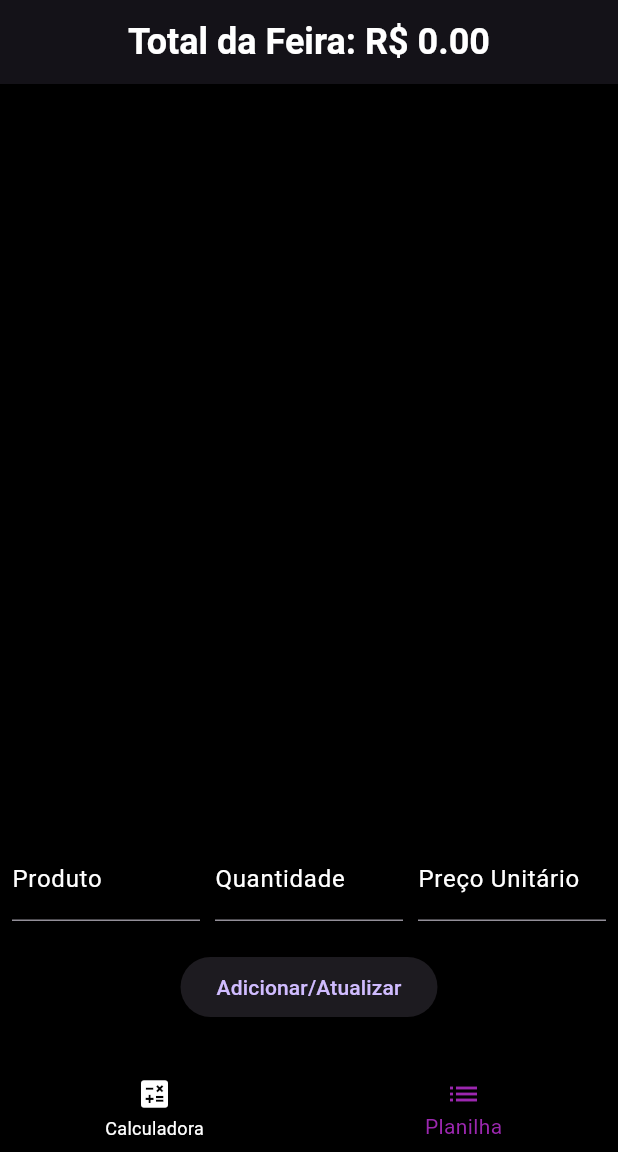
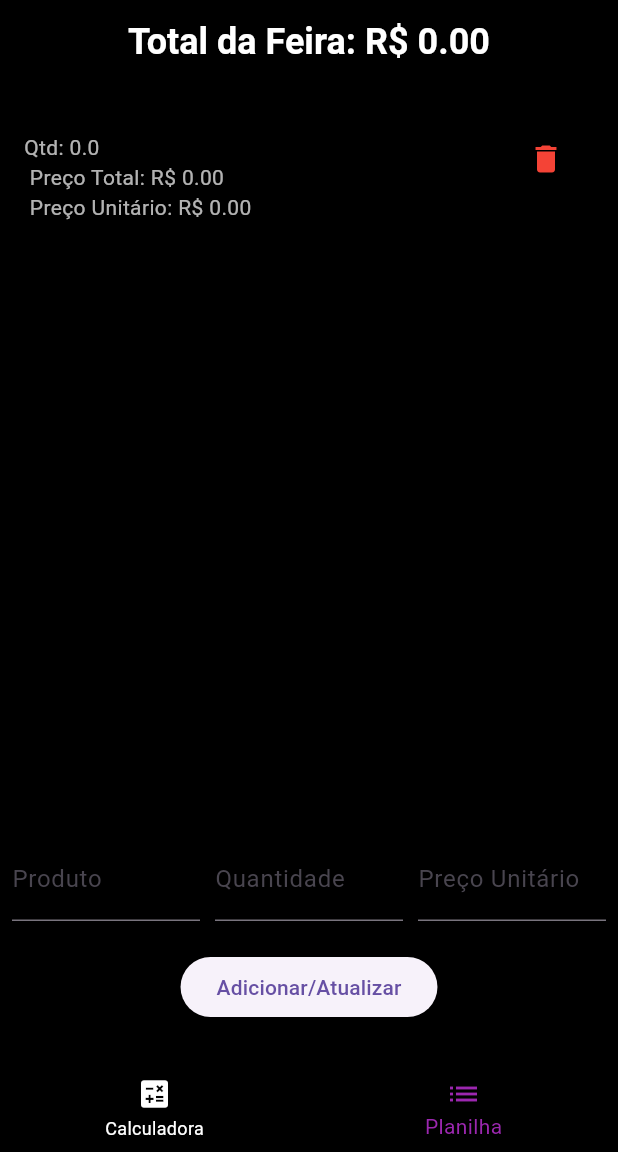
Before and after one commit to PauloFH/lista_supermercado_flutter, a Flutter app: the screen it shows after launch, item 2 of the bottom bar chosen, after a tap on "Adicionar/Atualizar", on a phone screen of 412 x 824 dp, the part 84-1236 px from its top. Run offline on Flutter 3.47's test engine with Material 3 defaults, Android fonts, the phone set to English and light mode, and no system bars; our stand-ins replace shared_preferences.

Commit message:
alteração design e correção de planilha_page.dart

```diff
--- a/lib/calculadora_page.dart
+++ b/lib/calculadora_page.dart
@@ -82,7 +82,7 @@ class _CalculadoraPageState extends State<CalculadoraPage> {
   Widget build(BuildContext context) {
     return Padding(
       padding: const EdgeInsets.only(top: 50.0),  // Sobe a calculadora
-      child: Column(
+      child:  Column(
         children: <Widget>[
           Container(
             alignment: Alignment.centerRight,
--- a/lib/planilha_page.dart
+++ b/lib/planilha_page.dart
@@ -74,9 +74,9 @@ class _PlanilhaPageState extends State<PlanilhaPage> {
     setState(() {
       produtos.add(Produto(
         nome: nomeController.text,
-        quantidade: double.parse(quantidadeController.text),
-        precoUnitario: double.parse(precoUnitarioController.text),
-        precoTotal: double.parse(precoUnitarioController.text) * double.parse(quantidadeController.text),
+        quantidade: double.tryParse(quantidadeController.text) ?? 0.0,
+        precoUnitario: double.tryParse(precoUnitarioController.text) ?? 0.0,
+        precoTotal: (double.tryParse(precoUnitarioController.text) ?? 0.0) * (double.tryParse(quantidadeController.text) ?? 0.0),
       ));
       _calcularTotalFeira();
       _limparCampos();
@@ -115,24 +115,14 @@ class _PlanilhaPageState extends State<PlanilhaPage> {
 
   @override
   Widget build(BuildContext context) {
-    return MaterialApp(
-      theme: ThemeData.dark().copyWith(
-        scaffoldBackgroundColor: Colors.black,
-        textTheme: TextTheme(
-          bodyLarge: TextStyle(color: Colors.white),
-          bodyMedium: TextStyle(color: Colors.white),
-        ),
-        inputDecorationTheme: InputDecorationTheme(
-          labelStyle: TextStyle(color: Colors.white),
-          hintStyle: TextStyle(color: Colors.white70),
+    return Scaffold(
+      appBar: AppBar(
+        title: Center(
+          child: Text(
+            'Total da Feira: R\$ ${totalFeira.toStringAsFixed(2)}',
+            style: const TextStyle(fontSize: 24.0, fontWeight: FontWeight.bold, color: Colors.white),
           ),
         ),
-      home: Scaffold(
-        appBar: AppBar(
-          title: Center(child: Text(
-            'Total da Feira: R\$ ${totalFeira.toStringAsFixed(2)}',
-            style: TextStyle(fontSize: 24.0, fontWeight: FontWeight.bold, color: Colors.white),
-          ),),
       ),
       body: Column(
         children: [
@@ -141,19 +131,19 @@ class _PlanilhaPageState extends State<PlanilhaPage> {
               itemCount: produtos.length,
               itemBuilder: (context, index) {
                 return ListTile(
-                    title: Text(produtos[index].nome, style: TextStyle(color: Colors.white)),
+                  title: Text(produtos[index].nome, style: const TextStyle(color: Colors.white)),
                   subtitle: Text(
                     'Qtd: ${produtos[index].quantidade} \n Preço Total: R\$ ${produtos[index].precoTotal.toStringAsFixed(2)} \n Preço Unitário: R\$ ${produtos[index].precoUnitario.toStringAsFixed(2)}',
-                      style: TextStyle(color: Colors.white70),
+                    style: const TextStyle(color: Colors.white70),
                   ),
                   trailing: IconButton(
-                      icon: Icon(Icons.delete, color: Colors.red),
+                    icon: const Icon(Icons.delete, color: Colors.red),
                     onPressed: () => _removerProduto(index),
                   ),
                   onTap: () => _editarProduto(index),
                 );
               },
-                separatorBuilder: (context, index) => Divider(color: Colors.white24),
+              separatorBuilder: (context, index) => const Divider(color: Colors.white24),
             ),
           ),
           Padding(
@@ -165,26 +155,26 @@ class _PlanilhaPageState extends State<PlanilhaPage> {
                     Expanded(
                       child: TextField(
                         controller: nomeController,
-                          decoration: InputDecoration(labelText: 'Produto'),
-                          style: TextStyle(color: Colors.white),
+                        decoration: const InputDecoration(labelText: 'Produto'),
+                        style: const TextStyle(color: Colors.white),
                       ),
                     ),
-                      SizedBox(width: 10),
+                    const SizedBox(width: 10),
                     Expanded(
                       child: TextField(
                         controller: quantidadeController,
-                          decoration: InputDecoration(labelText: 'Quantidade'),
+                        decoration: const InputDecoration(labelText: 'Quantidade'),
                         keyboardType: TextInputType.number,
-                          style: TextStyle(color: Colors.white),
+                        style: const TextStyle(color: Colors.white),
                       ),
                     ),
-                      SizedBox(width: 10),
+                    const SizedBox(width: 10),
                     Expanded(
                       child: TextField(
                         controller: precoUnitarioController,
-                          decoration: InputDecoration(labelText: 'Preço Unitário'),
+                        decoration: const InputDecoration(labelText: 'Preço Unitário'),
                         keyboardType: TextInputType.number,
-                          style: TextStyle(color: Colors.white),
+                        style: const TextStyle(color: Colors.white),
                       ),
                     ),
                   ],
@@ -195,13 +185,11 @@ class _PlanilhaPageState extends State<PlanilhaPage> {
                   child: const Text('Adicionar/Atualizar'),
                 ),
                 const SizedBox(height: 20),
-
               ],
             ),
           ),
         ],
       ),
-      ),
     );
   }
 }
```
Lines whose indentation alone changed are shown as unchanged.
